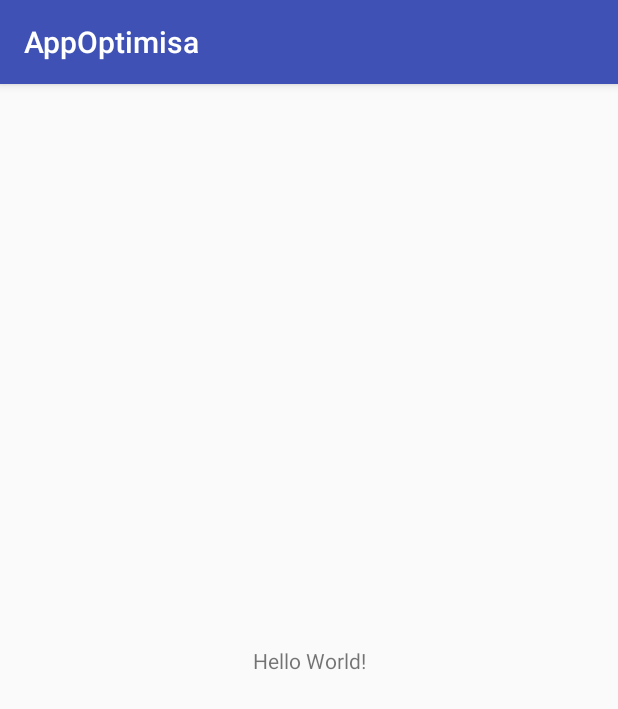
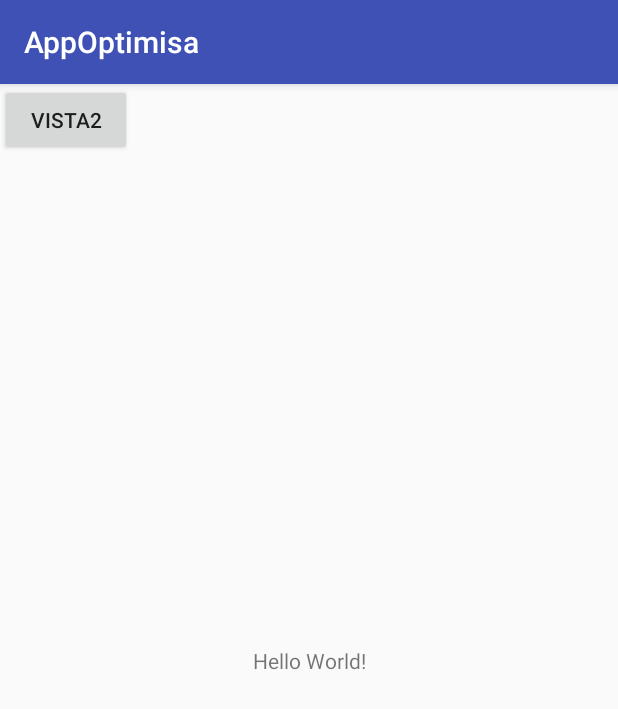
Before and after one commit to optimisaoneteam/AndroidAPP, an Android app: the screen it shows after launch (MainActivity), on a phone screen of 412 x 824 dp. Shown: the top 709 px of the screen. Run offline under Robolectric (Android 15) with nearby library versions, the phone set to English and light mode, and no system bars.

Commit message:
agregando vista2

```diff
--- a/app/build.gradle
+++ b/app/build.gradle
@@ -22,6 +22,9 @@ dependencies {
     implementation fileTree(dir: 'libs', include: ['*.jar'])
     implementation 'com.android.support:appcompat-v7:26.1.0'
     implementation 'com.android.support.constraint:constraint-layout:1.0.2'
+    implementation 'com.android.support:support-v4:26.1.0'
+    implementation 'com.google.android.gms:play-services-plus:11.8.0'
+    implementation 'com.android.support:design:26.1.0'
     testImplementation 'junit:junit:4.12'
     androidTestImplementation 'com.android.support.test:runner:1.0.1'
     androidTestImplementation 'com.android.support.test.espresso:espresso-core:3.0.1'
--- a/app/src/main/java/com/example/foyarzun/appoptimisa/MainActivity.java
+++ b/app/src/main/java/com/example/foyarzun/appoptimisa/MainActivity.java
@@ -1,13 +1,39 @@
 package com.example.foyarzun.appoptimisa;
 
+import android.app.Fragment;
+import android.content.Intent;
 import android.support.v7.app.AppCompatActivity;
 import android.os.Bundle;
+import android.view.View;
+import android.widget.Button;
 
 public class MainActivity extends AppCompatActivity {
+
+
+
 
     @Override
     protected void onCreate(Bundle savedInstanceState) {
         super.onCreate(savedInstanceState);
         setContentView(R.layout.activity_main);
+
+        Button boton =  (Button)findViewById(R.id.GoToVista2);
+        boton.setOnClickListener(new View.OnClickListener() {
+            @Override
+            public void onClick(View view) {
+                Intent intent = new Intent(view.getContext(),Main2Activity.class);
+            startActivityForResult(intent,0);
+
+            }
+
+        });
+
+
+
+
     }
+
+
+
+
 }
--- a/app/src/main/res/layout/activity_main.xml
+++ b/app/src/main/res/layout/activity_main.xml
@@ -15,4 +15,14 @@
         app:layout_constraintRight_toRightOf="parent"
         app:layout_constraintTop_toTopOf="parent" />
 
+    <Button
+        android:id="@+id/GoToVista2"
+        android:layout_width="wrap_content"
+        android:layout_height="wrap_content"
+        android:text="Vista2"
+        android:visibility="visible"
+        tools:layout_editor_absoluteX="135dp"
+        tools:layout_editor_absoluteY="322dp"
+        tools:onClick="Vista2" />
+
 </android.support.constraint.ConstraintLayout>
--- /dev/null
+++ b/app/src/main/res/values/dimens.xml
@@ -0,0 +1,3 @@
+<resources>
+    <dimen name="fab_margin">16dp</dimen>
+</resources>
--- a/app/src/main/res/values/strings.xml
+++ b/app/src/main/res/values/strings.xml
@@ -1,3 +1,4 @@
 <resources>
     <string name="app_name">AppOptimisa</string>
+    <string name="title_activity_main2">Main2Activity</string>
 </resources>
--- a/app/src/main/res/values/styles.xml
+++ b/app/src/main/res/values/styles.xml
@@ -8,4 +8,13 @@
         <item name="colorAccent">@color/colorAccent</item>
     </style>
 
+    <style name="AppTheme.NoActionBar">
+        <item name="windowActionBar">false</item>
+        <item name="windowNoTitle">true</item>
+    </style>
+
+    <style name="AppTheme.AppBarOverlay" parent="ThemeOverlay.AppCompat.Dark.ActionBar" />
+
+    <style name="AppTheme.PopupOverlay" parent="ThemeOverlay.AppCompat.Light" />
+
 </resources>
```
Also changed, not shown: app/src/main/AndroidManifest.xml (+7 -0 lines), app/src/main/java/com/example/foyarzun/appoptimisa/Main2Activity.java (added, +44 -0 lines), app/src/main/res/layout/activity_main2.xml (added, +33 -0 lines), app/src/main/res/layout/content_main2.xml (added, +36 -0 lines).
